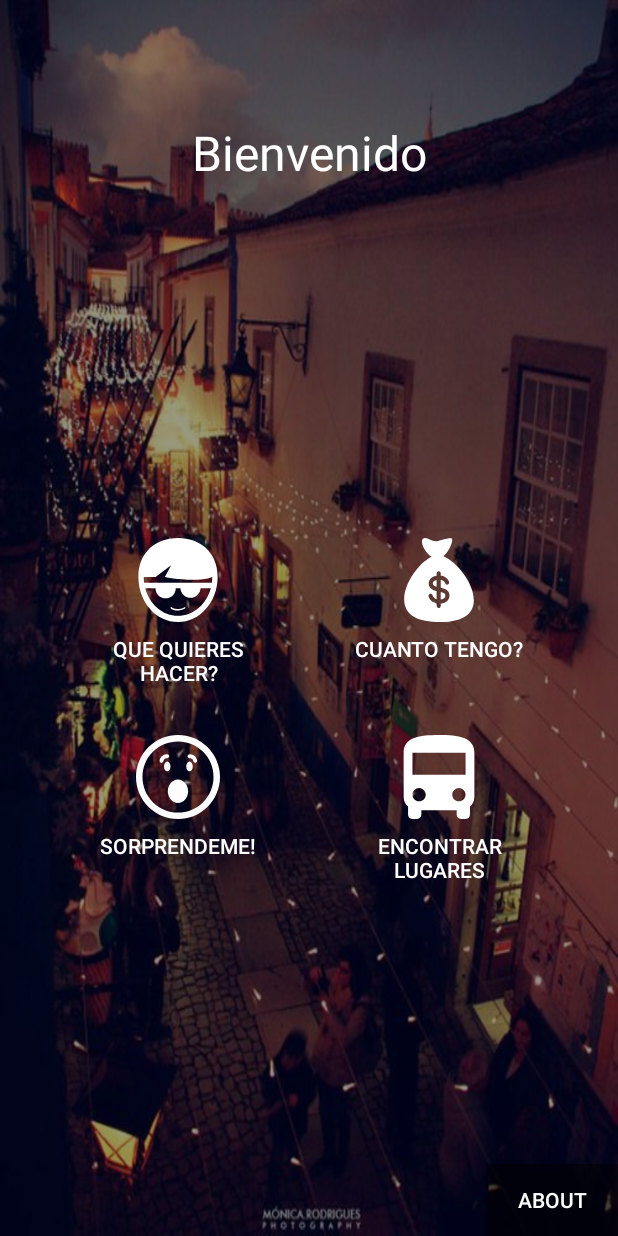
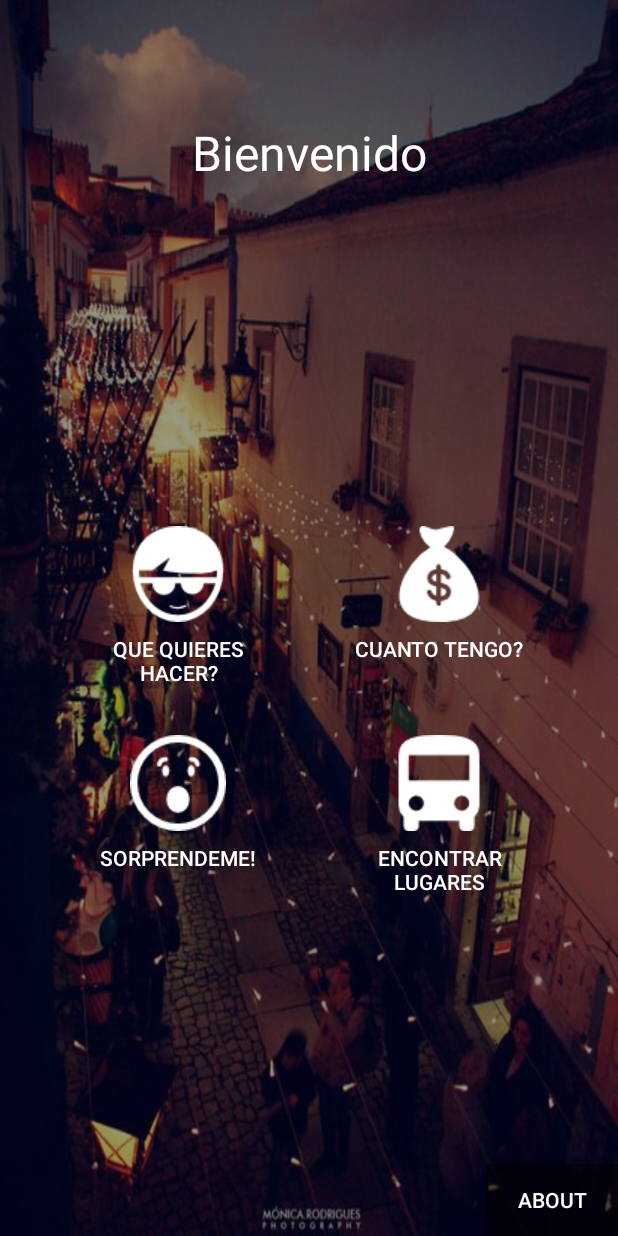
Before and after one commit to miguelcg88/miguelApp, an Android app: the layout activity_main.xml on its own in the app's theme, with its tools: preview values and no code run, on a phone screen of 412 x 824 dp. Run offline under Robolectric (Android 15) with nearby library versions, the phone set to English and light mode, and no system bars.

Commit message:
Fixed debug with svg in older versions

```diff
--- a/app/src/main/java/com/miguel/angelcalderon/ListPlaces.java
+++ b/app/src/main/java/com/miguel/angelcalderon/ListPlaces.java
@@ -3,7 +3,6 @@ package com.miguel.angelcalderon;
 import android.annotation.TargetApi;
 import android.content.Context;
 import android.content.Intent;
-import android.net.Uri;
 import android.os.Build;
 import android.os.Bundle;
 import android.support.v7.app.AppCompatActivity;
@@ -21,7 +20,6 @@ import android.widget.TextView;
 import com.miguel.angelcalderon.model.Category;
 import com.miguel.angelcalderon.model.Item;
 import com.miguel.angelcalderon.model.Place;
-import com.miguel.angelcalderon.query.PlaceWrapperForBinder;
 import com.miguel.angelcalderon.query.Query;
 
 import org.androidannotations.annotations.AfterViews;
@@ -160,7 +158,8 @@ public class ListPlaces extends AppCompatActivity{
                 @Override
                 public void onClick(View v) {
                     Bundle bundle = new Bundle();
-                    bundle.putBinder("place", new PlaceWrapperForBinder(place));
+                    ((App)getApplicationContext()).setPlaceToShow(place);
+                    //bundle.putSerializable("place", new PlaceWrapperForBinder(place));
                     Intent intent = new Intent(getApplicationContext(), MoreInfo_.class);
                     intent.putExtras(bundle);
                     startActivity(intent);
--- a/app/src/main/java/com/miguel/angelcalderon/MainActivity.java
+++ b/app/src/main/java/com/miguel/angelcalderon/MainActivity.java
@@ -11,10 +11,8 @@ import android.support.v7.widget.Toolbar;
 import android.util.Log;
 import android.view.LayoutInflater;
 import android.view.View;
-import android.widget.EditText;
 
 import com.miguel.angelcalderon.model.Place;
-import com.miguel.angelcalderon.query.PlaceWrapperForBinder;
 import com.miguel.angelcalderon.query.Query;
 
 import org.androidannotations.annotations.AfterViews;
@@ -68,7 +66,8 @@ public class MainActivity extends AppCompatActivity {
         Log.d(TAG, "Btn pressed ListPlacesActivity");
         Bundle bundle = new Bundle();
         Place place = new Query().getPlaceRandom();
-        bundle.putBinder("place", new PlaceWrapperForBinder(place));
+        ((App)getApplicationContext()).setPlaceToShow(place);
+        //bundle.putSerializable("place", new PlaceWrapperForBinder(place));
         Intent intent = new Intent(this, MoreInfo_.class);
         intent.putExtras(bundle);
         startActivity(intent);
--- a/app/src/main/java/com/miguel/angelcalderon/Map.java
+++ b/app/src/main/java/com/miguel/angelcalderon/Map.java
@@ -9,7 +9,6 @@ import android.view.View;
 import android.widget.Toast;
 
 import com.miguel.angelcalderon.model.Place;
-import com.miguel.angelcalderon.query.PlaceWrapperForBinder;
 
 import org.mapsforge.core.graphics.Bitmap;
 import org.mapsforge.core.model.LatLong;
@@ -134,7 +133,8 @@ public class Map extends AppCompatActivity {
             public void onClick(Place place) {
                 Toast.makeText(Map.this, place.name, Toast.LENGTH_SHORT).show();
                 Bundle bundle = new Bundle();
-                bundle.putBinder("place", new PlaceWrapperForBinder(place));
+                ((App)getApplicationContext()).setPlaceToShow(place);
+                //bundle.putSerializable("place", new PlaceWrapperForBinder(place));
                 Intent intent = new Intent(getApplicationContext(), MoreInfo_.class);
                 intent.putExtras(bundle);
                 startActivity(intent);
--- a/app/src/main/java/com/miguel/angelcalderon/MoreInfo.java
+++ b/app/src/main/java/com/miguel/angelcalderon/MoreInfo.java
@@ -19,7 +19,6 @@ import com.daimajia.slider.library.SliderTypes.BaseSliderView;
 import com.daimajia.slider.library.SliderTypes.TextSliderView;
 import com.miguel.angelcalderon.model.Item;
 import com.miguel.angelcalderon.model.Place;
-import com.miguel.angelcalderon.query.PlaceWrapperForBinder;
 import com.miguel.angelcalderon.query.Query;
 
 import org.androidannotations.annotations.AfterViews;
@@ -100,8 +99,9 @@ public class MoreInfo extends AppCompatActivity {
             }
         });
 
-        assert ((PlaceWrapperForBinder) getIntent().getExtras().getBinder("place")) != null;
-        place = ((PlaceWrapperForBinder) getIntent().getExtras().getBinder("place")).getPlace();
+        //assert ((PlaceWrapperForBinder) getIntent().getExtras().getSerializable("place")) != null;
+        //place = ((PlaceWrapperForBinder) getIntent().getExtras().getSerializable("place")).getPlace();
+        place = ((App)getApplicationContext()).getPlaceToShow();
 
         setTitle(place.name);
         textViewPhone.setText(place.Phone);
--- a/app/src/main/res/layout/activity_main.xml
+++ b/app/src/main/res/layout/activity_main.xml
@@ -81,7 +81,7 @@
                         android:background="@android:color/transparent"
                         android:drawablePadding="8dp"
                         android:drawableTint="@android:color/white"
-                        android:drawableTop="@drawable/ic_que_hacer"
+                        android:drawableTop="@drawable/ic_glasses_icon"
                         android:padding="16dp"
                         android:text="Que quieres hacer?"
                         android:textColor="@color/white" />
@@ -97,7 +97,7 @@
                         android:background="@android:color/transparent"
                         android:drawablePadding="8dp"
                         android:drawableTint="@android:color/white"
-                        android:drawableTop="@drawable/ic_dinero"
+                        android:drawableTop="@drawable/ic_money_icon"
                         android:padding="16dp"
                         android:text="Cuanto tengo?"
                         android:textColor="@android:color/white" />
@@ -123,7 +123,7 @@
                         android:background="@android:color/transparent"
                         android:drawablePadding="8dp"
                         android:drawableTint="@color/white"
-                        android:drawableTop="@drawable/ic_sorprendeme"
+                        android:drawableTop="@drawable/ic_emoticon_icon"
                         android:padding="16dp"
                         android:text="Sorprendeme!"
                         android:textColor="@android:color/white" />
@@ -139,7 +139,7 @@
                         android:background="@android:color/transparent"
                         android:drawablePadding="8dp"
                         android:drawableTint="@android:color/white"
-                        android:drawableTop="@drawable/ic_encontrar_lugares_svg"
+                        android:drawableTop="@drawable/ic_bus_icon"
                         android:padding="16dp"
                         android:text="Encontrar lugares"
                         android:textColor="@android:color/white" />
```
Also changed, not shown: app/src/main/java/com/miguel/angelcalderon/App.java (+9 -0 lines), app/src/main/java/com/miguel/angelcalderon/query/PlaceWrapperForBinder.java (deleted, +0 -22 lines), app/src/main/res/drawable/ic_bus_icon.png (added), app/src/main/res/drawable/ic_emoticon_icon.png (added), app/src/main/res/drawable/ic_glasses_icon.png (added), app/src/main/res/drawable/ic_money_icon.png (added).
